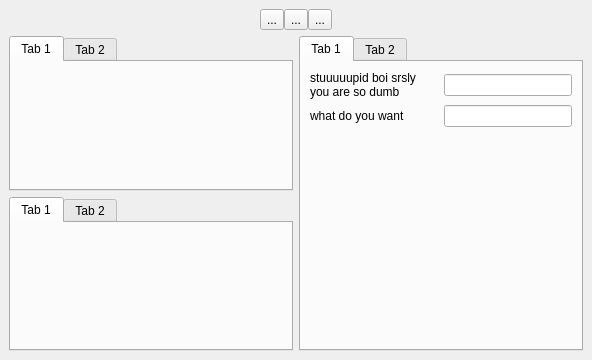
The window that editor/editor.ui (pyunity/pyunity-gui) describes before a commit, drawn with Qt 5.
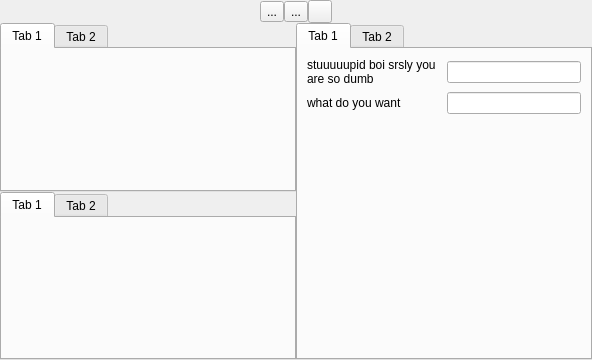
The same window after the commit. Icons and pictures are not drawn.

Commit message: Button icons

What changed in the file:
```diff
--- a/editor/editor.ui
+++ b/editor/editor.ui
@@ -1671,6 +1671,21 @@
     </sizepolicy>
    </property>
    <layout class="QVBoxLayout" name="verticalLayout_3" stretch="0,1">
+    <property name="spacing">
+     <number>0</number>
+    </property>
+    <property name="leftMargin">
+     <number>0</number>
+    </property>
+    <property name="topMargin">
+     <number>0</number>
+    </property>
+    <property name="rightMargin">
+     <number>0</number>
+    </property>
+    <property name="bottomMargin">
+     <number>0</number>
+    </property>
     <item>
      <layout class="QHBoxLayout" name="horizontalLayout">
       <property name="spacing">
@@ -1708,8 +1723,30 @@
       </item>
       <item>
        <widget class="QToolButton" name="toolButton_3">
+        <property name="sizePolicy">
+         <sizepolicy hsizetype="Fixed" vsizetype="Fixed">
+          <horstretch>0</horstretch>
+          <verstretch>0</verstretch>
+         </sizepolicy>
+        </property>
         <property name="text">
-         <string>...</string>
+         <string/>
+        </property>
+        <property name="icon">
+         <iconset>
+          <normaloff>icons/buttons/stop.png</normaloff>icons/buttons/stop.png</iconset>
+        </property>
+        <property name="checkable">
+         <bool>true</bool>
+        </property>
+        <property name="checked">
+         <bool>false</bool>
+        </property>
+        <property name="popupMode">
+         <enum>QToolButton::InstantPopup</enum>
+        </property>
+        <property name="autoRaise">
+         <bool>false</bool>
         </property>
        </widget>
       </item>
```
The commit also changes 5 other files.
